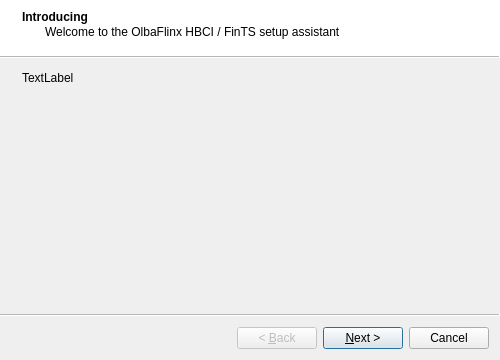
This is src/uis/SetupAssistant.ui in chmmou/olbaflinx as Qt 5 draws it before an edit. The edited form follows.
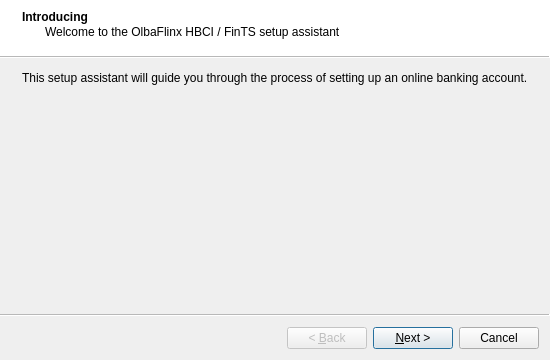
This is the edited form.

Commit message: - Update setup assistant

Patch:
```diff
--- a/src/uis/SetupAssistant.ui
+++ b/src/uis/SetupAssistant.ui
@@ -31,7 +31,7 @@
     <item>
      <widget class="QLabel" name="label_2">
       <property name="text">
-       <string>TextLabel</string>
+       <string>This setup assistant will guide you through the process of setting up an online banking account.</string>
       </property>
      </widget>
     </item>
```
Left out of the diff: 52 changed lines with no effect on the pictures. The commit also changes 10 other files.
